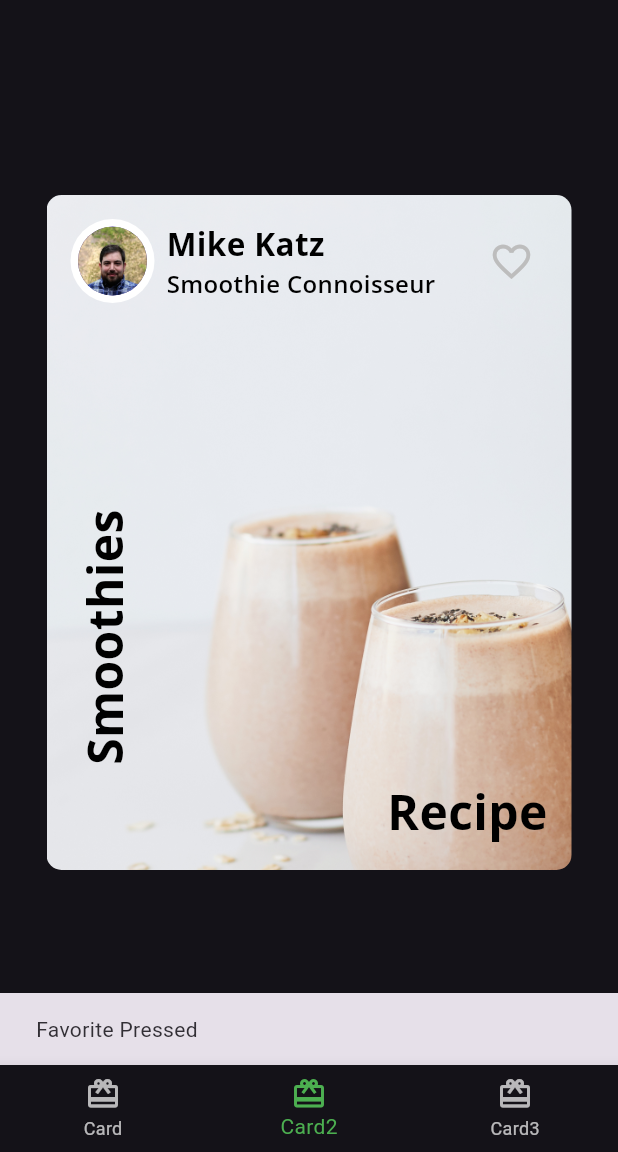
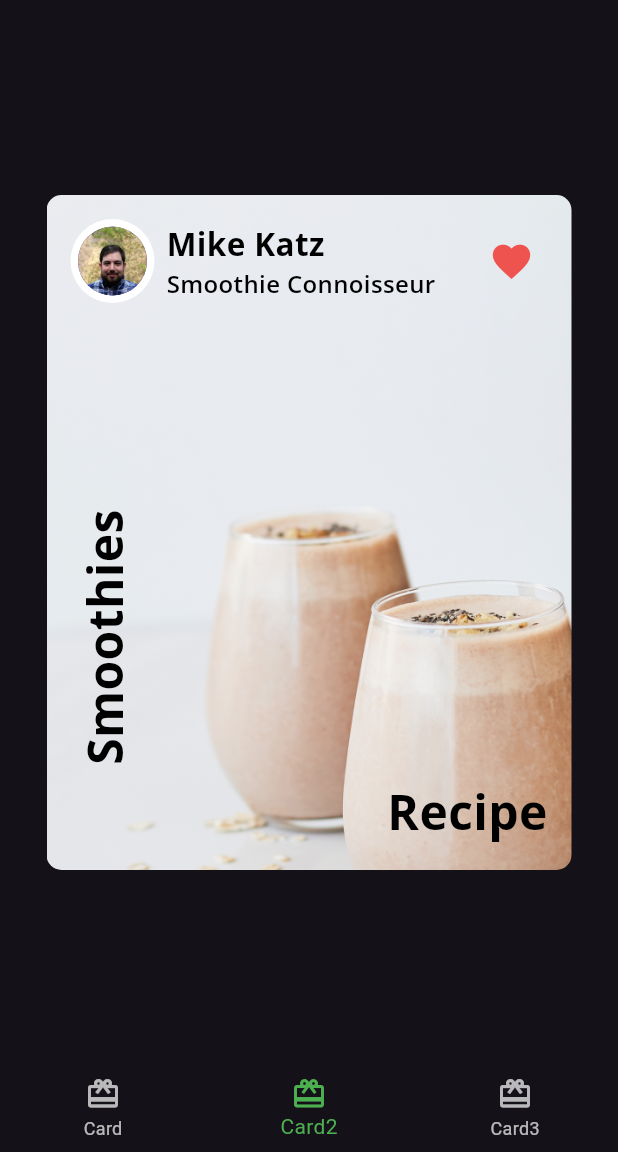
Before and after one commit to Usnug/FooderLiche, a Flutter app: the screen it shows after launch, item 2 of the bottom bar chosen, after a tap on the "favorite outline" icon, on a phone screen of 412 x 824 dp, the part 84-1236 px from its top. Run offline on Flutter 3.47's test engine with Material 3 defaults, Android fonts, the phone set to English and light mode, and no system bars; our stand-ins replace google_fonts.

Commit message:
Update author_card.dart

```diff
--- a/lib/author_card.dart
+++ b/lib/author_card.dart
@@ -2,7 +2,7 @@ import 'package:flutter/material.dart';
 import 'fooderlich_theme.dart';
 import 'circle_image.dart';
 
-class AuthorCard extends StatelessWidget {
+class AuthorCard extends StatefulWidget {
  // 1
   final String authorName;
   final String title;
@@ -13,6 +13,14 @@ class AuthorCard extends StatelessWidget {
       required this.title,
       this.imageProvider,
     });
+
+  @override
+  State<AuthorCard> createState() => _AuthorCardState();
+}
+
+class _AuthorCardState extends State<AuthorCard> {
+  bool _isFavorited = false;
+
   // 2
   @override
   Widget build(BuildContext context) {
@@ -25,7 +33,7 @@ class AuthorCard extends StatelessWidget {
         Row(
         children: [
           CircleImage(
-            imageProvider: imageProvider,
+            imageProvider: widget.imageProvider,
             imageRadius: 28,
           ),
           // 2
@@ -35,11 +43,11 @@ class AuthorCard extends StatelessWidget {
             crossAxisAlignment: CrossAxisAlignment.start,
             children: [
               Text(
-              authorName,
+              widget.authorName,
               style: FooderlichTheme.lightTextTheme.displayMedium,
               ),
             Text(
-              title,
+              widget.title,
               style: FooderlichTheme.lightTextTheme.displaySmall,
               )
             ],
@@ -48,16 +56,19 @@ class AuthorCard extends StatelessWidget {
         ),
           // TODO: Add Icon Button
           IconButton(
-          // 4
-            icon: const Icon(Icons.favorite_border),
-            iconSize: 30,
-            color: Colors.grey[400],
-            // 5
-              onPressed: () {
-              const snackBar = SnackBar(content: Text('Favorite Pressed'));
-              ScaffoldMessenger.of(context).showSnackBar(snackBar);
-            }
-          ),
+ // 1
+ icon: Icon(_isFavorited ? Icons.favorite :
+Icons.favorite_border),
+ iconSize: 30,
+ // 2
+ color: Colors.red[400],
+ onPressed: () {
+ // 3
+ setState(() {
+ _isFavorited = !_isFavorited;
+ });
+ },
+),
         ],
       ),
     );
```
